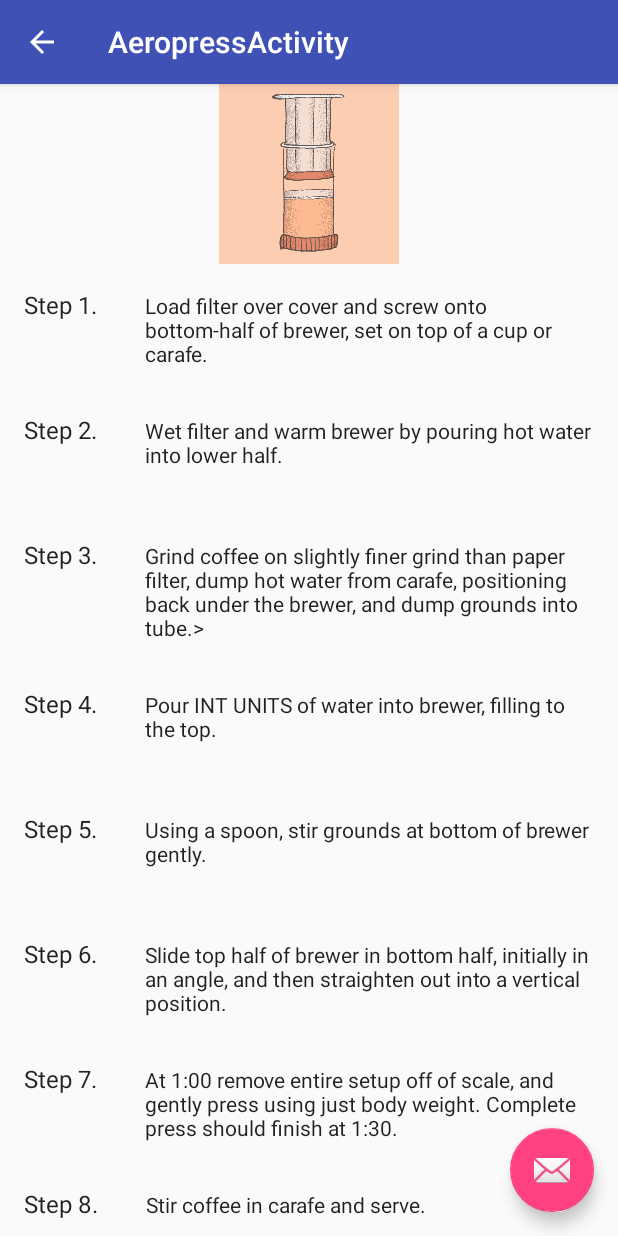
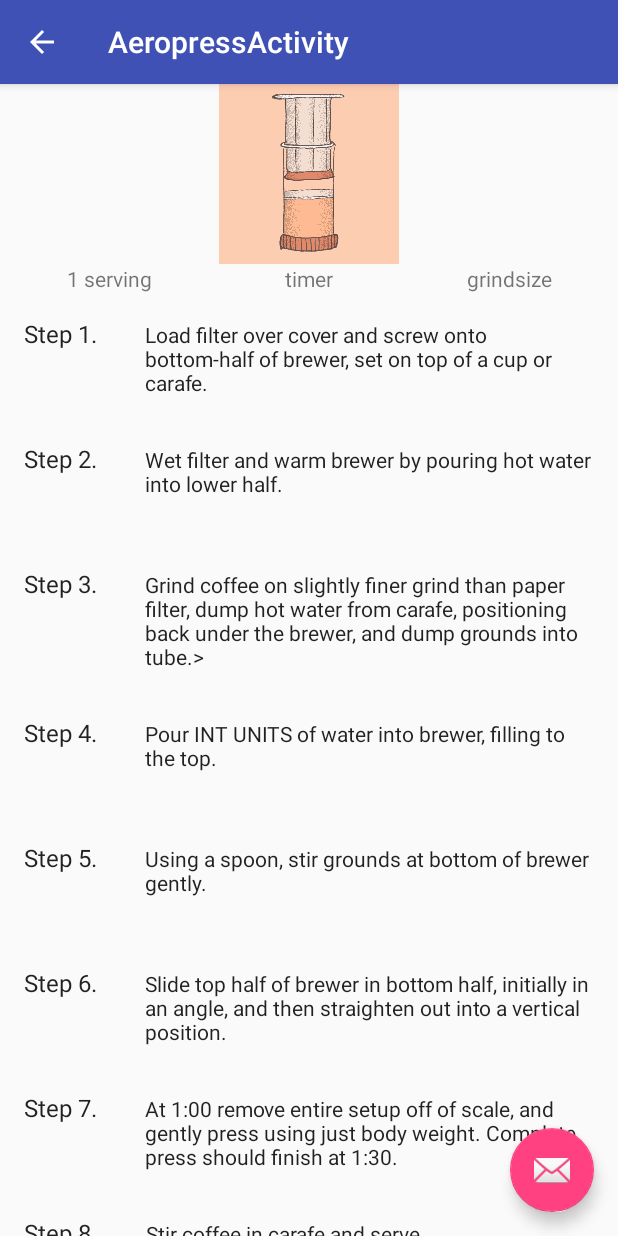
Before and after one commit to pattrickrice/Coffee-Brew-Guide, an Android app: the AeropressActivity screen opened directly, with no data from a screen before it, on a phone screen of 412 x 824 dp. Run offline under Robolectric (Android 15) with nearby library versions, the phone set to English and light mode, and no system bars.

Commit message:
add parameter layout XML in brewActivity.XML and dynamically add serving number

```diff
--- a/App/CoffeeBrewGuide/app/src/main/java/com/brewguide/android/coffeebrewguide/AeropressActivity.java
+++ b/App/CoffeeBrewGuide/app/src/main/java/com/brewguide/android/coffeebrewguide/AeropressActivity.java
@@ -11,6 +11,7 @@ import android.support.v7.widget.Toolbar;
 import android.util.Log;
 import android.view.View;
 import android.widget.ImageView;
+import android.widget.TextView;
 
 import java.util.ArrayList;
 import java.util.Arrays;
@@ -29,7 +30,7 @@ public class AeropressActivity extends AppCompatActivity  {
 
     String name, grindSize;
     ArrayList<String> instructions;
-    int servingSize,tile, graphic;
+    int servingNumber, servingSize,tile, graphic;
     org.joda.time.Duration brewTime;
 
 
@@ -58,6 +59,12 @@ public class AeropressActivity extends AppCompatActivity  {
         //set top image
         ImageView topImage = (ImageView) findViewById(R.id.topImageIV);
         topImage.setImageResource(aeropress.getmDetailActivityGraphicId());
+
+        //set serving number
+        String serving = Integer.toString(aeropress.getServingNumber()) + " " + getResources().getString(R.string.serving);
+        TextView servingNumberTV = (TextView) findViewById(R.id.TV_servingNumber);
+        servingNumberTV.setText(serving);
+
         // Auto generated
         Toolbar toolbar = (Toolbar) findViewById(R.id.toolbar);
         setSupportActionBar(toolbar);
@@ -80,7 +87,8 @@ public class AeropressActivity extends AppCompatActivity  {
         //Assign variables on creation
         name =  getResources().getString(R.string.title_aeropress);
         instructions = new ArrayList<>(Arrays.asList(getResources().getStringArray(R.array.instructions_aeropress_array)));
-        servingSize = 1;
+        servingNumber = 1;
+        servingSize = 16;
 
         // Set brewtime to 1:30 (mm:ss)
         brewTime = org.joda.time.Duration.millis(90000);
@@ -93,6 +101,7 @@ public class AeropressActivity extends AppCompatActivity  {
         BrewMethod brewMethod = new BrewMethod(
                 name,
                 instructions,
+                servingNumber,
                 servingSize,
                 brewTime,
                 grindSize,
--- a/App/CoffeeBrewGuide/app/src/main/java/com/brewguide/android/coffeebrewguide/BrewMethod.java
+++ b/App/CoffeeBrewGuide/app/src/main/java/com/brewguide/android/coffeebrewguide/BrewMethod.java
@@ -14,14 +14,17 @@ import javax.xml.datatype.Duration;
 public class BrewMethod {
     public String mMethodName, mMethodGrindSize;
     ArrayList<String> mMethodInstructions;
-    int mMethodServingSize, mHomeScreenTileId, mDetailActivityGraphicId;
+    int mMethodServingNumber, mMethodServingSize, mHomeScreenTileId, mDetailActivityGraphicId;
     org.joda.time.Duration mMethodBrewTime;
 
 
-    public BrewMethod(String name, ArrayList<String> instructions, int servingSize, org.joda.time.Duration brewTime, String grindSize, int tile, int graphic){
+
+
+    public BrewMethod(String name, ArrayList<String> instructions, int servingNumber, int servingSize, org.joda.time.Duration brewTime, String grindSize, int tile, int graphic){
         mMethodName = name;
         mMethodGrindSize = grindSize;
         mMethodInstructions = instructions;
+        mMethodServingNumber = servingNumber;
         mMethodServingSize = servingSize;
         mMethodBrewTime = brewTime;
         mHomeScreenTileId = tile;
@@ -38,7 +41,9 @@ public class BrewMethod {
     public ArrayList<String> getmMethodInstructions() {
         return mMethodInstructions;
     }
-
+    public int getServingNumber() {
+        return mMethodServingNumber;
+    }
     public String getmMethodGrindSize() {
         return mMethodGrindSize;
     }
--- a/App/CoffeeBrewGuide/app/src/main/res/layout/activity_brew_method.xml
+++ b/App/CoffeeBrewGuide/app/src/main/res/layout/activity_brew_method.xml
@@ -11,16 +11,82 @@
         android:layout_height="wrap_content"
         android:layout_marginTop="?attr/actionBarSize"
         android:orientation="vertical">
+
         <LinearLayout
-            android:orientation="vertical"
             android:layout_width="match_parent"
-            android:layout_height="wrap_content">
+            android:layout_height="wrap_content"
+            android:orientation="vertical">
 
             <ImageView
-                android:focusableInTouchMode="true"
                 android:id="@+id/topImageIV"
                 android:layout_width="match_parent"
-                android:layout_height="wrap_content" />
+                android:layout_height="wrap_content"
+                android:focusableInTouchMode="true" />
+
+            <LinearLayout
+                android:layout_width="match_parent"
+                android:layout_height="wrap_content"
+                android:orientation="horizontal"
+                android:weightSum="3">
+
+                <LinearLayout
+                    android:layout_width="wrap_content"
+                    android:layout_height="match_parent"
+                    android:layout_gravity="center_horizontal"
+                    android:layout_weight="1"
+                    android:orientation="vertical"
+
+                    >
+
+                    <TextView
+                        android:id="@+id/TV_servingNumber"
+                        android:layout_width="match_parent"
+                        android:layout_height="wrap_content"
+                        android:gravity="center"
+                         />
+
+                </LinearLayout>
+
+                <LinearLayout
+                    android:layout_width="wrap_content"
+                    android:layout_height="match_parent"
+                    android:layout_gravity="center_horizontal"
+                    android:layout_weight="1"
+                    android:orientation="vertical"
+
+                    >
+
+                    <TextView
+                        android:id="@+id/TV_timer"
+                        android:layout_width="match_parent"
+                        android:layout_height="wrap_content"
+                        android:gravity="center"
+                        android:text="timer" />
+
+                </LinearLayout>
+
+                <LinearLayout
+                    android:layout_width="wrap_content"
+                    android:layout_height="match_parent"
+                    android:layout_gravity="center_horizontal"
+                    android:layout_weight="1"
+                    android:orientation="vertical"
+
+                    >
+
+                    <TextView
+
+                        android:id="@+id/TV_grindSetting"
+
+                        android:layout_width="match_parent"
+                        android:layout_height="wrap_content"
+                        android:layout_weight="1"
+                        android:gravity="center"
+                        android:text="grindsize" />
+
+                </LinearLayout>
+
+            </LinearLayout>
 
 
             <android.support.v7.widget.RecyclerView
@@ -28,7 +94,8 @@
                 android:layout_width="match_parent"
                 android:layout_height="wrap_content"
                 android:minHeight="0dp">
-                </android.support.v7.widget.RecyclerView>
+
+            </android.support.v7.widget.RecyclerView>
         </LinearLayout>
 
     </android.support.v4.widget.NestedScrollView>
```
